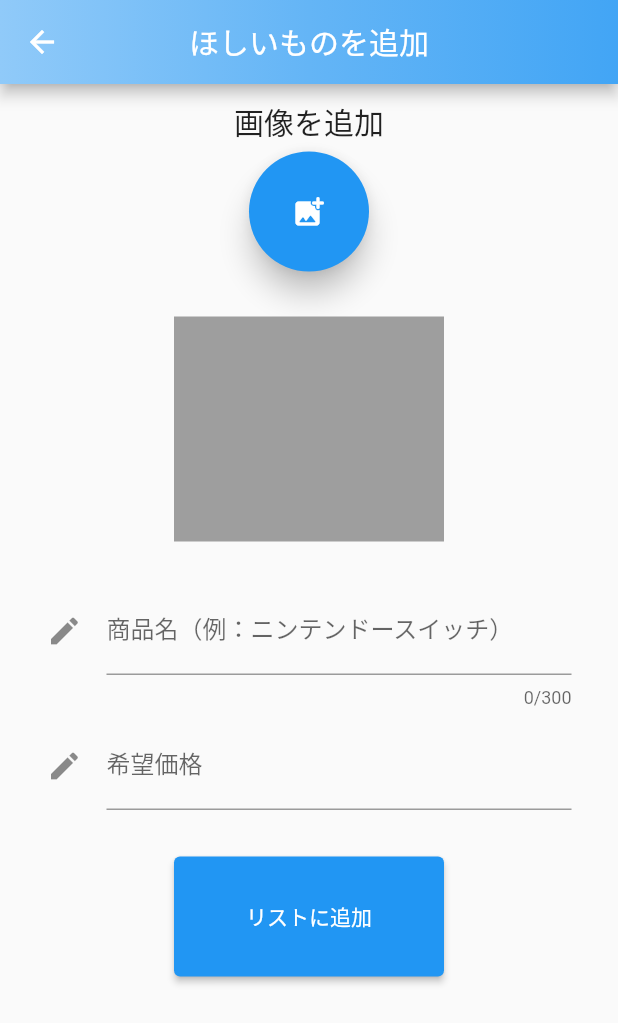
After one commit to Ohno0704/Buyear, a Flutter app: the AddWantListPage screen opened directly, after a tap on the "add photo alternate" icon, on a phone screen of 412 x 824 dp. The commit adds this screen. Shown: the top 1023 px of the screen. Run offline on Flutter 3.47's test engine with Material 2 defaults, Android fonts, the phone set to English and light mode, and no system bars; our stand-ins replace cloud_firestore, firebase_auth, firebase_core, firebase_storage, flutter_chat_types, flutter_chat_ui and 3 more; accounts and stored records are empty.

Commit message:
ほしいものリストモデル化

```diff
--- /dev/null
+++ b/lib/routes/Shopping/AddWantListPage.dart
@@ -0,0 +1,255 @@
+import 'package:firebase_core/firebase_core.dart';
+import 'package:flutter/material.dart';
+import 'package:new_gradient_app_bar/new_gradient_app_bar.dart';
+import 'package:flutter_application_1/routes/root.dart';
+import 'package:flutter_application_1/routes/Shopping/AddWantListPage.dart';
+import 'dart:async';
+import 'dart:io';
+import 'package:image_picker/image_picker.dart';
+import 'package:flutter/services.dart';
+import 'package:firebase_storage/firebase_storage.dart' as firebase_storage;
+import 'package:cloud_firestore/cloud_firestore.dart';
+import 'package:path/path.dart';
+
+class AddWantListPage extends StatefulWidget {
+
+  @override
+  _AddWantListState createState() => _AddWantListState();
+}
+
+class _AddWantListState extends State<AddWantListPage> {
+  List<File> _images = [];
+  File? _image;
+  DocumentReference sightingRef = FirebaseFirestore.instance.collection("wantList").doc();
+  var storage = firebase_storage.FirebaseStorage.instance;
+  bool isLoading = false;
+  List<String?> listOfItem = []; //商品画像ファイル名
+  String? _text; // 商品の概要
+  String? imageURL;
+  String? price;
+  String? storageURL;
+
+  Future addItem() async{
+
+    setState(() {
+
+      if(_text == null || _text == "") {
+        throw '商品に関する説明が入力されていません';
+      }
+
+      // if (imageURL == null || imageURL == "") {
+      //   throw '画像が入力されていません';
+      // }
+
+      if (_image == null) {
+        throw '画像が入力されていません';
+      }
+
+      if(price == null || price == "") {
+        throw '希望価格が入力されていません';
+      }
+
+      // if(imageURL != null) {
+        FirebaseFirestore.instance.collection('wantList').add({
+          'itemURL': imageURL!,
+          'title': 'hoge',
+          'price': price,
+          'contributorID': "hoge",
+          'date': 'today',
+        });
+      // }
+
+    });
+  }
+
+  Future _getImage(bool gallery) async {
+    ImagePicker picker = ImagePicker();
+    PickedFile? pickedFile;
+    // PickedFile pickedFile;
+    // Let user select photo from gallery
+    if(gallery) {
+      pickedFile = await picker.getImage(
+          source: ImageSource.gallery,);
+    }
+    // Otherwise open camera to get new photo
+    else{
+      pickedFile = await picker.getImage(
+          source: ImageSource.camera,);
+    }
+
+    setState(() {
+      if (pickedFile != null) {
+        _images.add(File(pickedFile.path));
+        _image = File(pickedFile.path); // Use if you only need a single picture
+      } else {
+        print('No image selected.');
+      }
+    });
+  }
+
+  Future<void> saveImages(List<File> _images, DocumentReference ref) async {
+      _images.forEach((image) async {
+        String _imageURL = await uploadFile(image);
+        ref.update({"wantList": FieldValue.arrayUnion([_imageURL])});
+      });
+  }
+
+  Future<String> uploadFile(File _image) async {
+
+    // final task = await firebase_storage.FirebaseStorage.instance.ref('items/${doc.id}').putFile(_image);
+    // final _imageURL = await task.ref.getDownloadURL();
+    // return _imageURL;
+    firebase_storage.Reference storageReference = firebase_storage.FirebaseStorage.instance
+        .ref()
+        .child('wantList/${basename(_image.path)}');
+    storageURL = _image.path;
+    firebase_storage.UploadTask uploadTask = storageReference.putFile(_image);
+    await uploadTask;
+    print('File Uploaded');
+    String? returnURL;
+    await storageReference.getDownloadURL().then((fileURL) {
+      returnURL =  fileURL;
+      imageURL = fileURL;
+    });
+    return returnURL!;
+  }
+
+  void _handleText(String e) {
+    setState(() {
+      _text = e;
+    });
+  }
+
+  void _handlePrice(String e) {
+    setState(() {
+      price = e;
+    });
+  }
+
+  @override
+  Widget build(BuildContext context) {
+    return WillPopScope(
+      onWillPop: () async{
+        if(storageURL != null) {
+          firebase_storage.Reference imageRef = firebase_storage.FirebaseStorage.instance
+          .ref()
+          .child('wantList/${basename(storageURL!)}');
+          imageRef.delete();
+          Navigator.of(context).pop();
+        } else {
+          Navigator.of(context).pop();
+        }
+        return Future.value(false);
+      },
+      child: Scaffold(
+        resizeToAvoidBottomInset: true,
+        appBar: NewGradientAppBar(
+          centerTitle: true,
+          title: Text("ほしいものを追加"),
+          gradient:
+            LinearGradient(colors: [Colors.blue.shade200, Colors.blue.shade300, Colors.blue.shade400]),
+        ),
+        body: SingleChildScrollView(
+          reverse: true,
+        child: Center(
+          child: Column(
+            children: [
+              SizedBox(
+                height: 10,
+              ),
+              SizedBox(
+                height: 35,
+                width: 100,
+                child: Text("画像を追加", style: TextStyle(fontSize: 20),),
+              ),
+              SizedBox(
+                height: 80,
+                width: 80,
+                child: RawMaterialButton(
+                  fillColor: Theme.of(context).accentColor,
+                  child: Icon(Icons.add_photo_alternate_rounded,
+                  color: Colors.white,),
+                  elevation: 8,
+                  onPressed: () async{
+                    await _getImage(true);
+                    await saveImages(_images,sightingRef);
+                  },
+                  padding: EdgeInsets.all(15),
+                  shape: CircleBorder(),
+                )
+              ),
+              SizedBox(
+                height: 30,
+              ),
+              SizedBox(
+                height: 150,
+                width: 180,
+                child: _image == null ? Container(color: Colors.grey, width: 150, height: 200,) : Image.file(_image!),
+              ),
+              SizedBox(
+                height: 30,
+                width: 50,
+              ),
+              SizedBox(
+                height: 90,
+                width: 350,
+                child: TextField(
+                  enabled: true,
+                  keyboardType: TextInputType.multiline,
+                  maxLines: null,
+                  cursorColor: Colors.black,
+                  maxLength: 300,
+                  onChanged: _handleText,
+                  decoration: const InputDecoration(
+                    icon: Icon(Icons.mode_edit),
+                    labelText: '商品名（例：ニンテンドースイッチ）',
+                  ),
+                ),
+              ),
+              SizedBox(
+                height: 90,
+                width: 350,
+                child: TextField(
+                  keyboardType: TextInputType.number,
+                  inputFormatters: <TextInputFormatter>[
+                    FilteringTextInputFormatter.digitsOnly // ③ 数字入力のみ許可する
+                  ],
+                  onChanged: _handlePrice,
+                  decoration: const InputDecoration(
+                    icon: Icon(Icons.mode_edit),
+                    labelText: '希望価格',
+                  ),
+                ),
+              ),
+              SizedBox(
+                height: 80,
+                width: 180,
+                child: ElevatedButton(
+                      child: Text('リストに追加'),
+                      onPressed: () async{
+                        try {
+
+                          await addItem();
+                          Navigator.of(context).pop();
+                          // await Navigator.pop(
+                          // context,
+                          // MaterialPageRoute(builder: (context) => RootWidget(),
+                          // ),
+                        } catch(e) {
+                          print(e);
+                          final snackBar = SnackBar(
+                            backgroundColor: Colors.red,
+                            content: Text(e.toString()));
+                          ScaffoldMessenger.of(context).showSnackBar(snackBar);
+                        }
+                      }
+                ),
+              )
+            ]
+          )
+        ),
+        )
+      )
+    );
+  }
+}
```
Also changed, not shown: lib/routes/Home/ItemPage.dart (+37 -10 lines), lib/routes/Shopping/WantListModel.dart (added, +33 -0 lines), lib/routes/Shopping/WantListPage.dart (+74 -245 lines), lib/routes/Shopping/domain/WantList.dart (added, +9 -0 lines).
